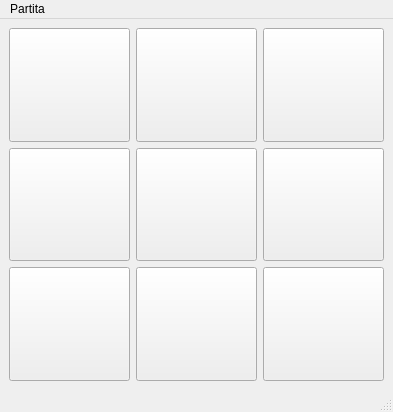
Above: tictactoe/mainwindow.ui from slashdotted/corsocpp_tp_2022 before the change. Below: the same form after it.
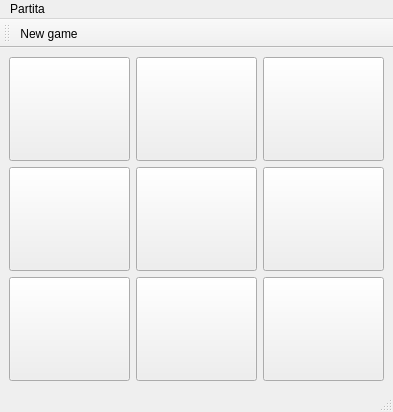
That is the form after the change. Icons and pictures are not drawn.

The edit to the form file:
```diff
--- a/tictactoe/mainwindow.ui
+++ b/tictactoe/mainwindow.ui
@@ -289,9 +289,24 @@
    <addaction name="menuPartita"/>
   </widget>
   <widget class="QStatusBar" name="statusbar"/>
+  <widget class="QToolBar" name="toolBar">
+   <property name="windowTitle">
+    <string>toolBar</string>
+   </property>
+   <property name="toolButtonStyle">
+    <enum>Qt::ToolButtonTextUnderIcon</enum>
+   </property>
+   <attribute name="toolBarArea">
+    <enum>TopToolBarArea</enum>
+   </attribute>
+   <attribute name="toolBarBreak">
+    <bool>false</bool>
+   </attribute>
+   <addaction name="actionNuova"/>
+  </widget>
   <action name="actionNuova">
    <property name="text">
-    <string>Nuova</string>
+    <string>New game</string>
    </property>
   </action>
   <action name="actionEsci">
```
Left out of the diff: 8 changed lines with no effect on the pictures.
